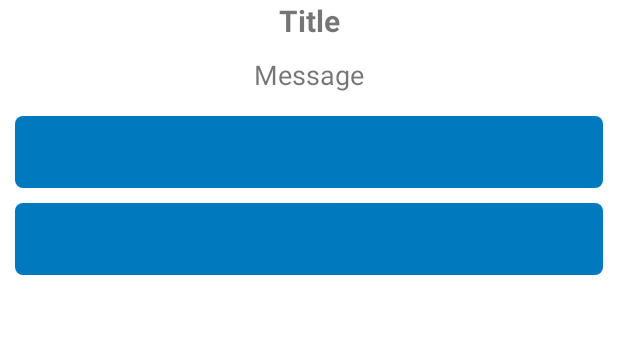
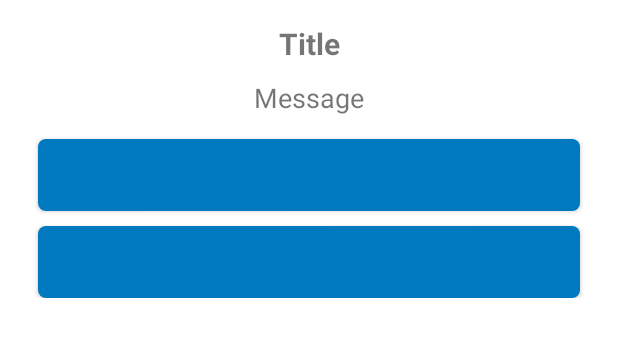
Before and after one commit to app-the-exchange/TheExchange.App, an Android app: the layout alert_dialog_custom.xml on its own in the app's theme, with its tools: preview values and no code run, on a phone screen of 412 x 824 dp. Shown: the top 337 px of the screen. Run offline under Robolectric (Android 15) with nearby library versions, the phone set to English and light mode, and no system bars.

Commit message:
melhorias no código
melhorias no código

```diff
--- a/app/src/main/res/layout/activity_exchange.xml
+++ b/app/src/main/res/layout/activity_exchange.xml
@@ -76,8 +76,8 @@
 
                     <ImageView
                             android:id="@+id/button_exchange_info"
-                            android:layout_width="45dp"
-                            android:layout_height="45dp"
+                            android:layout_width="30dp"
+                            android:layout_height="30dp"
                             app:layout_constraintTop_toTopOf="parent"
                             app:layout_constraintEnd_toEndOf="parent"
                             android:src="@drawable/ic_info"
--- a/app/src/main/res/layout/alert_dialog_custom.xml
+++ b/app/src/main/res/layout/alert_dialog_custom.xml
@@ -2,7 +2,9 @@
 <android.support.constraint.ConstraintLayout
         xmlns:android="http://schemas.android.com/apk/res/android"
         xmlns:app="http://schemas.android.com/apk/res-auto"
-        android:layout_width="match_parent" android:layout_height="wrap_content">
+        android:layout_width="match_parent"
+        android:layout_height="wrap_content"
+        android:padding="15dp">
 
     <TextView
             android:id="@+id/textViewDialogTitle"
```
Also changed, not shown: app/src/main/java/br/com/theexchange/presentation/ui/AlertDialogCustom.kt (+15 -8 lines), app/src/main/java/br/com/theexchange/presentation/ui/main/MainActivity.kt (+8 -6 lines).
